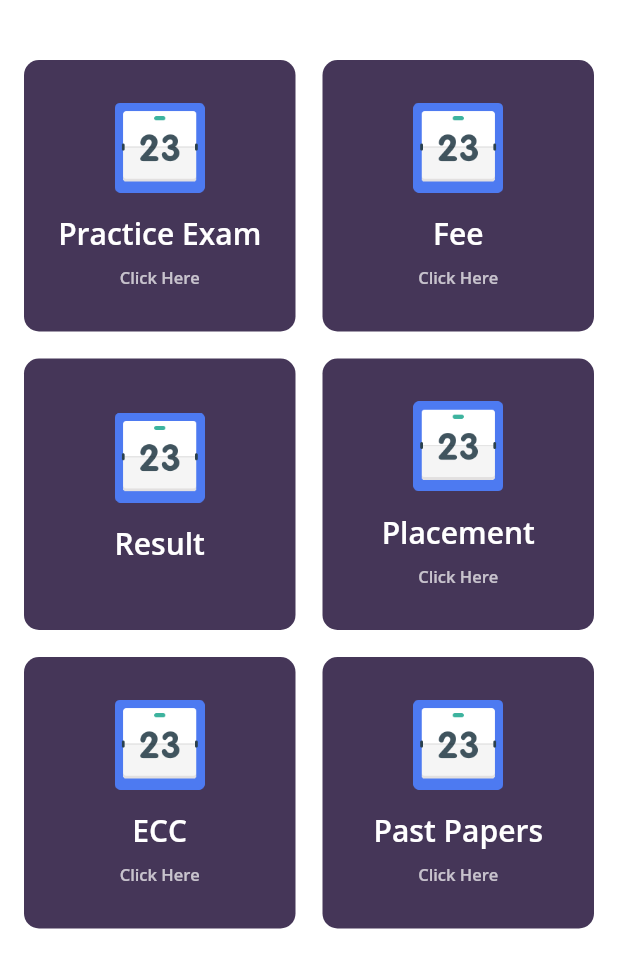
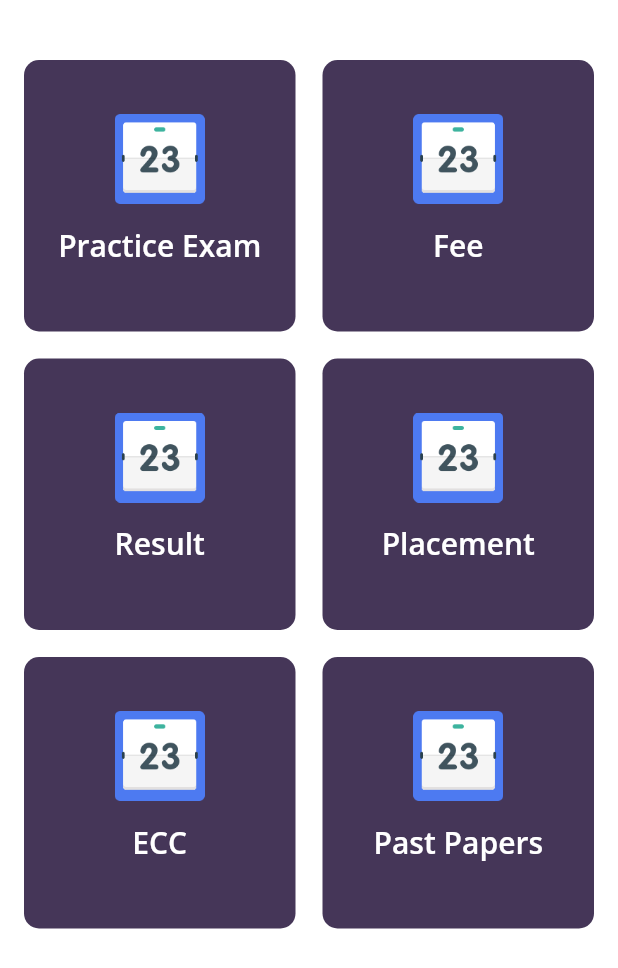
Before and after one commit to aaru124/MOAD-SE, a Flutter app: the PopUp screen opened directly with empty values, on a phone screen of 412 x 824 dp. Shown: the top 968 px of the screen. Run offline on Flutter 3.47's test engine with Material 2 defaults, Android fonts, the phone set to English and light mode, and no system bars; our stand-ins replace cloud_firestore, firebase_auth, firebase_core, firebase_database, flutter_swiper, font_awesome_flutter and 4 more; accounts and stored records are empty.

Commit message:
removed text

```diff
--- a/lib/student/student_popup.dart
+++ b/lib/student/student_popup.dart
@@ -74,14 +74,7 @@ class _PopUpState extends State<PopUp> {
                       SizedBox(
                         height: 8,
                       ),
-                      Text(
-                        "Click Here",
-                        style: GoogleFonts.openSans(
-                            textStyle: TextStyle(
-                                color: Colors.white70,
-                                fontSize: 11,
-                                fontWeight: FontWeight.w600)),
-                      ),
+
                     ],
                   ),
                 ),
@@ -118,14 +111,7 @@ class _PopUpState extends State<PopUp> {
                       SizedBox(
                         height: 8,
                       ),
-                      Text(
-                        "Click Here",
-                        style: GoogleFonts.openSans(
-                            textStyle: TextStyle(
-                                color: Colors.white70,
-                                fontSize: 11,
-                                fontWeight: FontWeight.w600)),
-                      ),
+
                     ],
                   ),
                 ),
@@ -199,14 +185,7 @@ class _PopUpState extends State<PopUp> {
                       SizedBox(
                         height: 8,
                       ),
-                      Text(
-                        "Click Here",
-                        style: GoogleFonts.openSans(
-                            textStyle: TextStyle(
-                                color: Colors.white70,
-                                fontSize: 11,
-                                fontWeight: FontWeight.w600)),
-                      ),
+
                     ],
                   ),
                 ),
@@ -243,14 +222,7 @@ class _PopUpState extends State<PopUp> {
                       SizedBox(
                         height: 8,
                       ),
-                      Text(
-                        "Click Here",
-                        style: GoogleFonts.openSans(
-                            textStyle: TextStyle(
-                                color: Colors.white70,
-                                fontSize: 11,
-                                fontWeight: FontWeight.w600)),
-                      ),
+
                     ],
                   ),
                 ),
@@ -287,14 +259,7 @@ class _PopUpState extends State<PopUp> {
                       SizedBox(
                         height: 8,
                       ),
-                      Text(
-                        "Click Here",
-                        style: GoogleFonts.openSans(
-                            textStyle: TextStyle(
-                                color: Colors.white70,
-                                fontSize: 11,
-                                fontWeight: FontWeight.w600)),
-                      ),
+
                     ],
                   ),
                 ),
```
